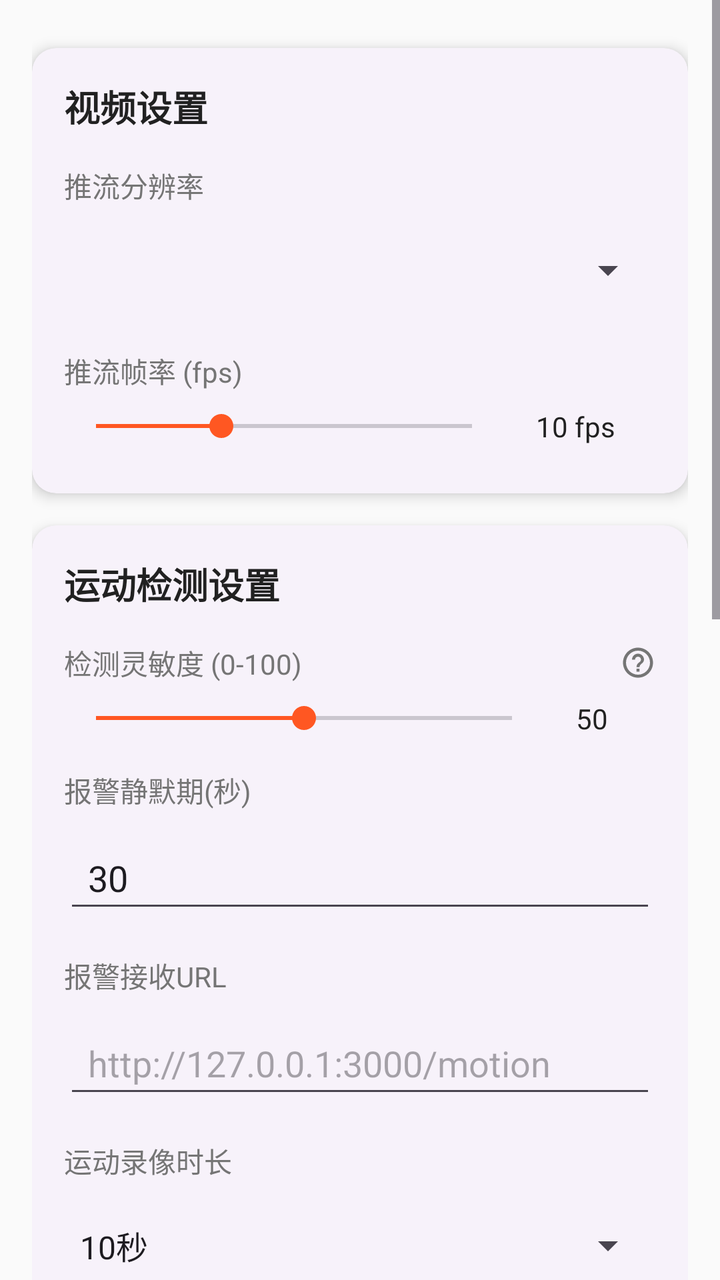
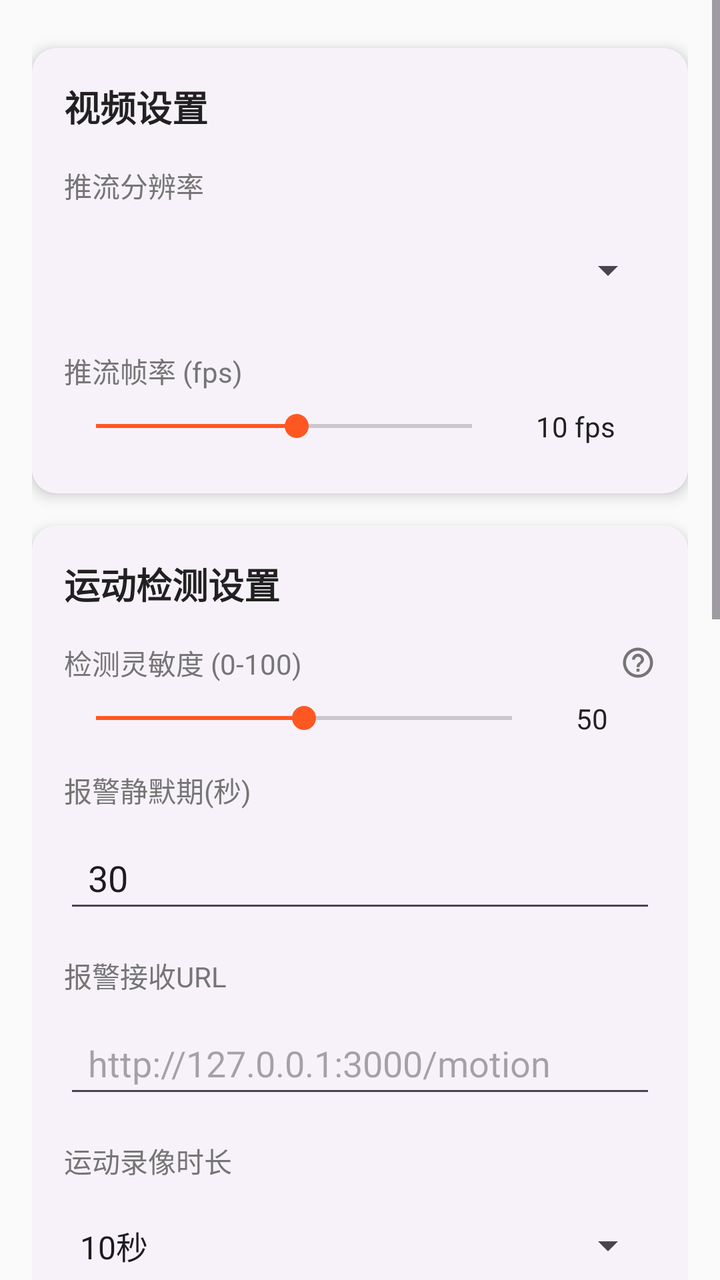

The first picture is an Android layout as it rendered before a commit; the second is the same layout after the commit. The layout source and the unified diff follow.
<!-- AndroidManifest.xml: application theme Theme.SelfCamMonitor -->
<!-- res/layout/activity_settings.xml -->
<?xml version="1.0" encoding="utf-8"?>
<ScrollView xmlns:android="http://schemas.android.com/apk/res/android"
    android:layout_width="match_parent"
    android:layout_height="match_parent"
    xmlns:app="http://schemas.android.com/apk/res-auto"
    android:background="@color/background_light"
    android:fitsSystemWindows="true">

    <LinearLayout
        android:layout_width="match_parent"
        android:layout_height="wrap_content"
        android:orientation="vertical"
        android:padding="16dp">

        
        <androidx.cardview.widget.CardView
            android:layout_width="match_parent"
            android:layout_height="wrap_content"
            android:layout_marginBottom="16dp"
            app:cardCornerRadius="12dp"
            android:layout_marginTop="8dp"
            app:cardElevation="4dp">

            <LinearLayout
                android:layout_width="match_parent"
                android:layout_height="wrap_content"
                android:orientation="vertical"
                android:padding="16dp">

                <TextView
                    android:layout_width="match_parent"
                    android:layout_height="wrap_content"
                    android:text="视频设置"
                    android:textSize="18sp"
                    android:textStyle="bold"
                    android:textColor="@color/text_primary"
                    android:layout_marginBottom="16dp" />

                
                <TextView
                    android:layout_width="match_parent"
                    android:layout_height="wrap_content"
                    android:text="推流分辨率"
                    android:textSize="14sp"
                    android:textColor="@color/text_secondary"
                    android:layout_marginBottom="8dp" />

                <Spinner
                    android:id="@+id/spinnerResolution"
                    android:layout_width="match_parent"
                    android:layout_height="wrap_content"
                    android:minHeight="48dp"
                    android:paddingVertical="8dp"
                    android:gravity="center_vertical"
                    android:layout_marginBottom="16dp" />

                
                <TextView
                    android:layout_width="match_parent"
                    android:layout_height="wrap_content"
                    android:text="推流帧率 (fps)"
                    android:textSize="14sp"
                    android:textColor="@color/text_secondary"
                    android:layout_marginBottom="8dp" />

                <LinearLayout
                    android:layout_width="match_parent"
                    android:layout_height="wrap_content"
                    android:orientation="horizontal"
                    android:gravity="center_vertical"
                    android:layout_marginBottom="8dp">

                    <SeekBar
                        android:id="@+id/seekBarFps"
                        android:layout_width="0dp"
                        android:layout_height="wrap_content"
                        android:layout_weight="1"
                        android:max="30"
                        android:progress="10"
                        android:layout_marginEnd="16dp" />

                    <TextView
                        android:id="@+id/tvFpsValue"
                        android:layout_width="60dp"
                        android:layout_height="wrap_content"
                        android:text="10 fps"
                        android:textSize="14sp"
                        android:textColor="@color/text_primary" />
                </LinearLayout>

            </LinearLayout>
        </androidx.cardview.widget.CardView>

        
        <androidx.cardview.widget.CardView
            android:layout_width="match_parent"
            android:layout_height="wrap_content"
            android:layout_marginBottom="16dp"
            app:cardCornerRadius="12dp"
            app:cardElevation="4dp">

            <LinearLayout
                android:layout_width="match_parent"
                android:layout_height="wrap_content"
                android:orientation="vertical"
                android:padding="16dp">

                <TextView
                    android:layout_width="match_parent"
                    android:layout_height="wrap_content"
                    android:text="运动检测设置"
                    android:textSize="18sp"
                    android:textStyle="bold"
                    android:textColor="@color/text_primary"
                    android:layout_marginBottom="16dp" />

                
                <LinearLayout
                    android:layout_width="match_parent"
                    android:layout_height="wrap_content"
                    android:orientation="horizontal"
                    android:gravity="center_vertical"
                    android:layout_marginBottom="8dp">

                    <TextView
                        android:layout_width="0dp"
                        android:layout_height="wrap_content"
                        android:layout_weight="1"
                        android:text="检测灵敏度 (0-100)"
                        android:textSize="14sp"
                        android:textColor="@color/text_secondary" />

                    <ImageView
                        android:id="@+id/btnHelpSensitivity"
                        android:layout_width="18dp"
                        android:layout_height="18dp"
                        android:src="@drawable/ic_menu_help"
                        android:contentDescription="帮助" />
                </LinearLayout>

                <LinearLayout
                    android:layout_width="match_parent"
                    android:layout_height="wrap_content"
                    android:orientation="horizontal"
                    android:gravity="center_vertical"
                    android:layout_marginBottom="16dp">

                    <SeekBar
                        android:id="@+id/seekBarSensitivity"
                        android:layout_width="0dp"
                        android:layout_height="wrap_content"
                        android:layout_weight="1"
                        android:max="100"
                        android:progress="50"
                        android:layout_marginEnd="16dp" />

                    <TextView
                        android:id="@+id/tvSensitivityValue"
                        android:layout_width="40dp"
                        android:layout_height="wrap_content"
                        android:text="50"
                        android:textSize="14sp"
                        android:textColor="@color/text_primary" />
                </LinearLayout>

                
                <TextView
                    android:layout_width="match_parent"
                    android:layout_height="wrap_content"
                    android:text="报警静默期(秒)"
                    android:textSize="14sp"
                    android:textColor="@color/text_secondary"
                    android:layout_marginBottom="8dp" />

                <EditText
                    android:id="@+id/etAlertQuiet"
                    android:layout_width="match_parent"
                    android:layout_height="wrap_content"
                    android:inputType="number"
                    android:minHeight="48dp"
                    android:gravity="center_vertical"
                    android:paddingStart="12dp"
                    android:text="30"
                    android:hint="30"
                    android:layout_marginBottom="16dp" />

                
                <TextView
                    android:layout_width="match_parent"
                    android:layout_height="wrap_content"
                    android:text="报警接收URL"
                    android:textSize="14sp"
                    android:textColor="@color/text_secondary"
                    android:layout_marginBottom="8dp" />

                <EditText
                    android:id="@+id/etAlertUrl"
                    android:layout_width="match_parent"
                    android:layout_height="wrap_content"
                    android:minHeight="48dp"
                    android:gravity="center_vertical"
                    android:paddingStart="12dp"
                    android:hint="http://127.0.0.1:3000/motion"
                    android:inputType="textUri" />

                
                <TextView
                    android:layout_width="match_parent"
                    android:layout_height="wrap_content"
                    android:text="运动录像时长"
                    android:textSize="14sp"
                    android:textColor="@color/text_secondary"
                    android:layout_marginTop="16dp"
                    android:layout_marginBottom="8dp" />

                <Spinner
                    android:id="@+id/spinner_motion_duration"
                    android:layout_width="match_parent"
                    android:layout_height="wrap_content"
                    android:entries="@array/motion_duration_labels"
                    android:minHeight="48dp"
                    android:paddingVertical="8dp"
                    android:gravity="center_vertical"
                    android:layout_marginBottom="16dp" />

                
                <TextView
                    android:layout_width="match_parent"
                    android:layout_height="wrap_content"
                    android:text="连续录像分段时长"
                    android:textSize="14sp"
                    android:textColor="@color/text_secondary"
                    android:layout_marginBottom="8dp" />

                <Spinner
                    android:id="@+id/spinner_continuous_duration"
                    android:layout_width="match_parent"
                    android:layout_height="wrap_content"
                    android:minHeight="48dp"
                    android:paddingVertical="8dp"
                    android:gravity="center_vertical"
                    android:entries="@array/continuous_duration_labels" />
            </LinearLayout>
        </androidx.cardview.widget.CardView>

        
        <androidx.cardview.widget.CardView
            android:layout_width="match_parent"
            android:layout_height="wrap_content"
            android:layout_marginBottom="16dp"
            app:cardCornerRadius="12dp"
            app:cardElevation="4dp">

            <LinearLayout
                android:layout_width="match_parent"
                android:layout_height="wrap_content"
                android:orientation="vertical"
                android:padding="16dp">

                <TextView
                    android:layout_width="match_parent"
                    android:layout_height="wrap_content"
                    android:text="系统设置"
                    android:textSize="18sp"
                    android:textStyle="bold"
                    android:textColor="@color/text_primary"
                    android:layout_marginBottom="16dp" />

                
                <LinearLayout
                    android:layout_width="match_parent"
                    android:layout_height="wrap_content"
                    android:orientation="horizontal"
                    android:gravity="center_vertical"
                    android:layout_marginBottom="16dp">

                    <LinearLayout
                        android:layout_width="0dp"
                        android:layout_height="wrap_content"
                        android:layout_weight="1"
                        android:orientation="vertical">

                        <TextView
                            android:layout_width="wrap_content"
                            android:layout_height="wrap_content"
                            android:text="开机自启"
                            android:textSize="16sp"
                            android:textColor="@color/text_primary" />

                        <TextView
                            android:layout_width="wrap_content"
                            android:layout_height="wrap_content"
                            android:text="开机时自动启动监控服务"
                            android:textSize="12sp"
                            android:textColor="@color/text_secondary" />
                    </LinearLayout>

                    <com.google.android.material.switchmaterial.SwitchMaterial
                        android:id="@+id/switchBootStart"
                        android:layout_width="wrap_content"
                        android:layout_height="wrap_content"
                        app:thumbTint="@color/thumb_tint"
                        app:trackTint="@color/track_tint" />
                </LinearLayout>

                
                <TextView
                    android:layout_width="match_parent"
                    android:layout_height="wrap_content"
                    android:text="监控时间限制"
                    android:textSize="14sp"
                    android:textColor="@color/text_secondary"
                    android:layout_marginBottom="8dp" />

                <LinearLayout
                    android:layout_width="match_parent"
                    android:layout_height="wrap_content"
                    android:orientation="horizontal"
                    android:gravity="center_vertical">

                    <TextView
                        android:layout_width="wrap_content"
                        android:layout_height="wrap_content"
                        android:text="开始"
                        android:textSize="14sp"
                        android:textColor="@color/text_secondary"
                        android:layout_marginEnd="8dp" />

                    <EditText
                        android:id="@+id/etStartTime"
                        android:layout_width="0dp"
                        android:layout_height="wrap_content"
                        android:layout_weight="1"
                        android:minHeight="48dp"
                        android:gravity="center_vertical"
                        android:paddingStart="12dp"
                        android:hint="00:00"
                        android:inputType="time"
                        android:layout_marginEnd="16dp" />

                    <TextView
                        android:layout_width="wrap_content"
                        android:layout_height="wrap_content"
                        android:text="结束"
                        android:textSize="14sp"
                        android:textColor="@color/text_secondary"
                        android:layout_marginEnd="8dp" />

                    <EditText
                        android:id="@+id/etEndTime"
                        android:layout_width="0dp"
                        android:layout_height="wrap_content"
                        android:layout_weight="1"
                        android:minHeight="48dp"
                        android:gravity="center_vertical"
                        android:paddingStart="12dp"
                        android:hint="23:59"
                        android:inputType="time" />
                </LinearLayout>

            </LinearLayout>
        </androidx.cardview.widget.CardView>

        
        <androidx.cardview.widget.CardView
            android:layout_width="match_parent"
            android:layout_height="wrap_content"
            android:layout_marginBottom="24dp"
            app:cardCornerRadius="12dp"
            app:cardElevation="4dp">

            <LinearLayout
                android:layout_width="match_parent"
                android:layout_height="wrap_content"
                android:orientation="vertical"
                android:padding="16dp">

                <TextView
                    android:layout_width="match_parent"
                    android:layout_height="wrap_content"
                    android:text="安全设置"
                    android:textSize="18sp"
                    android:textStyle="bold"
                    android:textColor="@color/text_primary"
                    android:layout_marginBottom="16dp" />

                
                <TextView
                    android:layout_width="match_parent"
                    android:layout_height="wrap_content"
                    android:text="HTTP认证用户名"
                    android:textSize="14sp"
                    android:textColor="@color/text_secondary"
                    android:layout_marginBottom="8dp" />

                <EditText
                    android:id="@+id/etUsername"
                    android:layout_width="match_parent"
                    android:layout_height="wrap_content"
                    android:hint="admin"
                    android:inputType="text"
                    android:layout_marginBottom="16dp" />

                
                <TextView
                    android:layout_width="match_parent"
                    android:layout_height="wrap_content"
                    android:text="HTTP认证密码"
                    android:textSize="14sp"
                    android:textColor="@color/text_secondary"
                    android:layout_marginBottom="8dp" />

                <EditText
                    android:id="@+id/etPassword"
                    android:layout_width="match_parent"
                    android:layout_height="wrap_content"
                    android:hint="输入密码"
                    android:inputType="textPassword" />

            </LinearLayout>
        </androidx.cardview.widget.CardView>

        
        <LinearLayout
            android:layout_width="match_parent"
            android:layout_height="wrap_content"
            android:orientation="horizontal">

            <Button
                android:id="@+id/btnCancel"
                android:layout_width="0dp"
                android:layout_height="wrap_content"
                android:layout_weight="1"
                android:text="取消"
                android:textSize="16sp"
                android:layout_marginEnd="8dp" />

            <Button
                android:id="@+id/btnSave"
                android:layout_width="0dp"
                android:layout_height="wrap_content"
                android:layout_weight="1"
                android:text="保存设置"
                android:textSize="16sp"
                android:backgroundTint="@color/primary"
                android:layout_marginStart="8dp" />
        </LinearLayout>

    </LinearLayout>
</ScrollView>
<!-- resources referenced by this layout -->
<resources>
  <string-array name="continuous_duration_labels">
          <item>1分钟</item>
          <item>5分钟</item>
          <item>10分钟</item>
          <item>30分钟</item>
          <item>1小时</item>
      </string-array>
  <string-array name="motion_duration_labels">
          <item>10秒</item>
          <item>30秒</item>
          <item>1分钟</item>
          <item>3分钟</item>
          <item>5分钟</item>
      </string-array>
  <color name="background_light">#FAFAFA</color>
  <color name="primary">#2196F3</color>
  <color name="text_primary">#212121</color>
  <color name="text_secondary">#757575</color>
  <!-- drawable ic_menu_help (drawable) -->
  <?xml version="1.0" encoding="utf-8"?>
  <vector xmlns:android="http://schemas.android.com/apk/res/android"
      android:width="24dp"
      android:height="24dp"
      android:viewportWidth="24"
      android:viewportHeight="24"
      android:tint="@color/text_secondary">
      <path android:fillColor="@android:color/white"
          android:pathData="M11,18h2v-2h-2v2zM12,2C6.48,2 2,6.48 2,12s4.48,10 10,10 10,-4.48 10,-10S17.52,2 12,2zM12,20c-4.41,0 -8,-3.59 -8,-8s3.59,-8 8,-8 8,3.59 8,8 -3.59,8 -8,8zM12,6c-2.21,0 -4,1.79 -4,4h2c0,-1.1 0.9,-2 2,-2s2,0.9 2,2c0,2 -3,1.75 -3,5h2c0,-2.25 3,-2.5 3,-5 0,-2.21 -1.79,-4 -4,-4z"/>
      
  </vector>
  <style name="Theme.SelfCamMonitor" parent="Base.Theme.SelfCamMonitor" />
  <style name="Base.Theme.SelfCamMonitor" parent="Theme.Material3.DayNight.NoActionBar">
          
          <item name="colorPrimary">@color/primary</item>
          <item name="colorOnPrimary">@color/white</item>
          <item name="colorPrimaryContainer">@color/primary_light</item>
          <item name="colorOnPrimaryContainer">@color/primary_dark</item>
  
          
          <item name="colorSecondary">@color/accent</item>
          <item name="colorOnSecondary">@color/white</item>
  
          
          <item name="android:colorBackground">@color/background_light</item>
          <item name="colorSurface">@color/surface</item>
          <item name="colorOnSurface">@color/text_primary</item>
  
          
          <item name="android:statusBarColor">@color/primary_dark</item>
          <item name="android:windowLightStatusBar">false</item>
          <item name="android:fitsSystemWindows">true</item>
  
          
          <item name="android:navigationBarColor">@color/primary_dark</item>
  
          
          <item name="cardViewStyle">@style/Widget.SelfCamMonitor.CardView</item>
      </style>
  <color name="white">#FFFFFFFF</color>
  <color name="primary_light">#BBDEFB</color>
  <color name="primary_dark">#1976D2</color>
  <color name="accent">#FF5722</color>
  <color name="surface">#FFFFFF</color>
  <style name="Widget.SelfCamMonitor.CardView" parent="Widget.Material3.CardView.Elevated">
          <item name="cardCornerRadius">12dp</item>
          <item name="cardElevation">4dp</item>
          <item name="strokeWidth">0dp</item>
      </style>
</resources>

<!-- the commit's change to res/layout/activity_settings.xml (unified diff, before → after) -->
@@ -76,7 +76,7 @@
                         android:layout_height="wrap_content"
                         android:layout_weight="1"
                         android:max="30"
-                        android:progress="10"
+                        android:progress="16"
                         android:layout_marginEnd="16dp" />
 
                     <TextView
